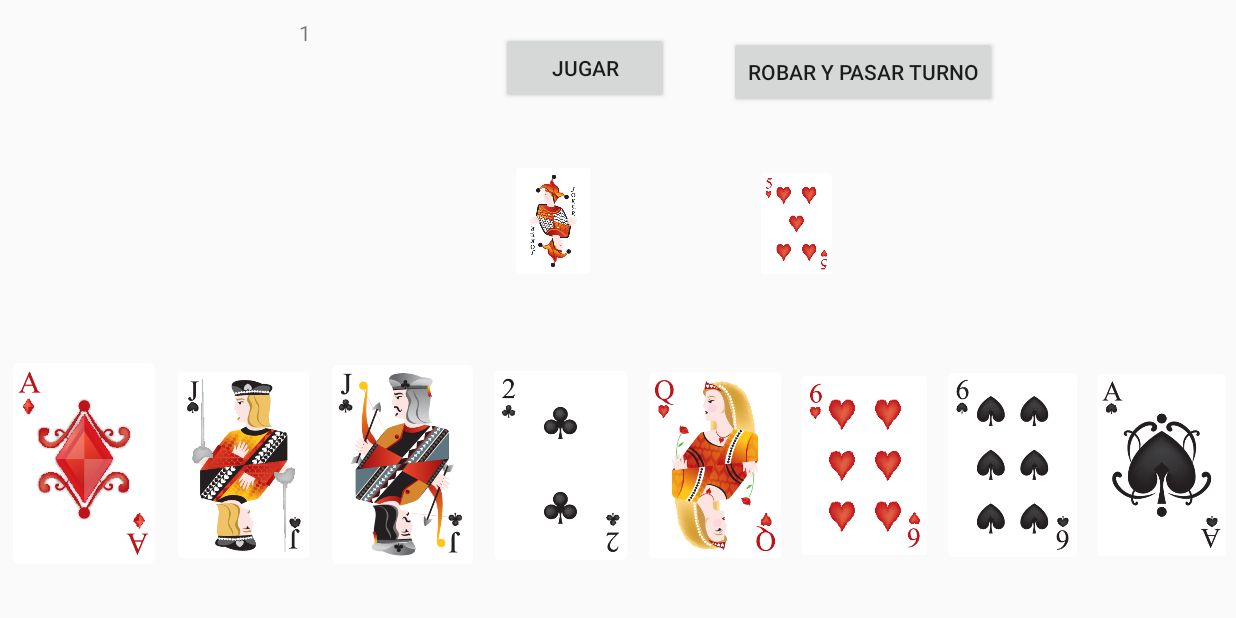
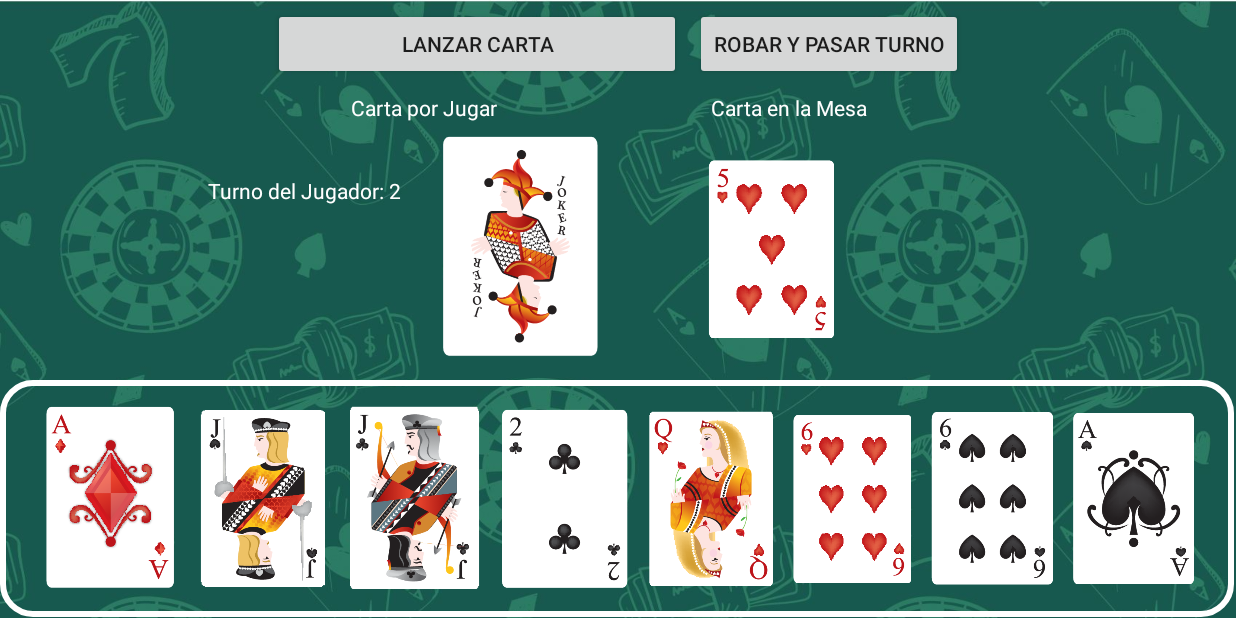
Before and after one commit to rod2arroyo/OchoLocos, an Android app: the screen it shows after launch (MainActivity), after a tap on "ROBAR Y PASAR TURNO", on a phone screen of 824 x 412 dp (held sideways). Run offline under Robolectric (Android 15) with nearby library versions, the phone set to English and light mode, and no system bars.

Commit message:
Eleccion y Cambio de turno 2

```diff
--- a/app/src/main/java/com/example/ocholocoprueba/MainActivity.kt
+++ b/app/src/main/java/com/example/ocholocoprueba/MainActivity.kt
@@ -15,28 +15,20 @@ import android.app.Activity
 class MainActivity : AppCompatActivity() {
     override fun onCreate(savedInstanceState: Bundle?) {
         super.onCreate(savedInstanceState)
-
         setContentView(R.layout.activity_main)
-        //val btnRobar = findViewById<Button>(R.id.robarCartas)
         val btnPasar = findViewById<Button>(R.id.terminarTurno)
         val btnImprimir = findViewById<Button>(R.id.imprimirCartas)
         val customLayout = findViewById<CartasJugador>(R.id.cartasTotales)
         val cartaMesa = findViewById<ImageView>(R.id.cartaMesa)
         val cartaJugada = findViewById<ImageView>(R.id.cartaJugada)
         val turnoActual = findViewById<TextView>(R.id.turnoActual)
-        turnoActual.text = "1"
 
         var params = LayoutParams(LayoutParams.WRAP_CONTENT, LayoutParams.WRAP_CONTENT)
         params.setMargins(10,10,10,10)
         params.weight = 1F
 
         btnPasar.setOnClickListener{
-            //turnoActual.text = "$turno"
             var cartactual : Carta = list[1]
-
-           // println("cartaactual:--->>" + cartactual.number )
-            //println("cjugaa:--->>" + cjugada )
-
             for(i in 0..51){
                 if(list[i].id== cjugada){
                     cartactual=list[i]
@@ -45,51 +37,34 @@ class MainActivity : AppCompatActivity() {
             }
             var turnoantiguo = turno
 
-
             Toast.makeText(this,("Jugador  " + listjugadores[(turnoantiguo-1)].orden + " acaba de jugar" ),Toast.LENGTH_LONG).show()
-            jugadaop(turno-1,cartactual,cmesaA,customLayout,listjugadores[(turno-1)],params,this,cartaMesa,cartaJugada)
-           //siguienteturno(customLayout,listjugadores[(turno-1)],params,this,cartaMesa,cartaJugada)
+            jugadaop(turno-1,cartactual,cmesaA,customLayout,listjugadores[(turno-1)],params,this,cartaMesa,cartaJugada,turnoActual)
+            //siguienteturno(customLayout,listjugadores[(turno-1)],params,this,cartaMesa,cartaJugada)
             println("xxxxxxxxxxxxxxxxxxxxxxxxxxxxxxxxxxxxxxxxxxxxxxxxjugador1: "+ listjugadores[0].mano.size+"jugador2: "+ listjugadores[1].mano.size+"jugador2: "+ listjugadores[2].mano.size)
 
             if (listjugadores[(turnoantiguo-1)].mano.size==1)
             {
                 Toast.makeText(this,("Jugador " + listjugadores[(turnoantiguo-1)].orden + " va por una"),Toast.LENGTH_LONG).show()
             }
+
+            if (listjugadores[(turnoantiguo-1)].mano.size==0)
+            {
+                Toast.makeText(this,("JUGADOR " + listjugadores[(turnoantiguo-1)].orden + " HA GANADO !!"),Toast.LENGTH_LONG).show()
+            }
         }
 
         btnImprimir.setOnClickListener{
-            //imprimirCartas(listjugadores[(turno-1)],params,customLayout,this)
-            pasarturno(customLayout,listjugadores[(turno-1)],params,this,cartaMesa,cartaJugada)
+            pasarturno(customLayout,listjugadores[(turno-1)],params,this,cartaMesa,cartaJugada,turnoActual)
 
         }
-
-
-
         crearCartas()
         repartir()
         imprimir()
         imprimirmaso()
-        //jugada(0,jugador1.mano[3],cmesaA)
         cartaMesa.setImageResource(cards[cmesaA!!.id])
 
         imprimirCartas(jugador1,params,customLayout,this)
         darFuncionalidad(cartaJugada,this)
-
-        /*for(i in 0..(jugador1.mano.size-1)){
-            var imagenA = ImageView(this)
-            imagenA.setImageResource(cards[jugador1.mano[i].id])
-            imagenA.id = jugador1.mano[i].id
-            listaXJugar.add(imagenA)
-            imagenA.layoutParams = params
-            customLayout.addView(imagenA)
-        }*/
-        /*for(i in 0..(listaXJugar.size-1)){
-            listaXJugar[i].setOnClickListener{
-                cartaJugada.setImageResource(cards[listaXJugar[i].id])
-                //Toast.makeText(this," " + list[listaXJugar[i].id].number + " " +list[listaXJugar[i].id].palo ,Toast.LENGTH_SHORT).show()
-            }
-        }*/
-
     }
 
 }
@@ -140,28 +115,24 @@ fun imprimirCartas(jugador: Jugador,params:LayoutParams,customLayout:CartasJugad
     }
 }
 // Cambia de turno al siguiente Jugador y limpia toda la custom view
-fun siguienteturno(customLayout:CartasJugador,jugador: Jugador,params:LayoutParams,activity : Activity,cartaMesa : ImageView, cartaJugada: ImageView){
+fun siguienteturno(customLayout:CartasJugador,jugador: Jugador,params:LayoutParams,activity : Activity,cartaMesa : ImageView, cartaJugada: ImageView,turnoActual:TextView){
 
-    //Toast.makeText(this,"Error de login",Toast.LENGTH_LONG).show()
     if(jugador.mano.size==1){
        // Toast.makeText(this,"Error de login",Toast.LENGTH_LONG).show()
 
     }
-        //println("sizeeeeee.....  " +jugador.mano.size )
-
     customLayout.removeAllViews();
 
     turno+=1
     if(turno==4){
         turno=1
     }
+
+    turnoActual.text = "Turno del Jugador: $turno"
+
     println("sigue----------xxxxxxxxxxxx===tunro----------------------------xxxxxxxxxxxxxxxx    " + turno)
-//    println("sigue----------xxxxxxxxxxxx===cjugada  " + cjugada)
-//    println("sigue----------xxxxxxxxxxxx===iddd  " + cards[cmesaA!!.id])
-    //cartaMesa.setImageResource(15)
     imprimirCartas(listjugadores[(turno-1)],params,customLayout,activity)
     cartaJugada.setImageResource(R.drawable.joker1)
-   // cartaMesa.setImageResource(cards[cjugada])
     cartaMesa.setImageResource(cards[cmesaA!!.id])
     darFuncionalidad(cartaJugada,activity)
 }
@@ -173,11 +144,7 @@ fun darFuncionalidad(cartaJugada: ImageView, activity:Activity){
             cartaJugada.setImageResource(cards[listaXJugar[i].id])
             println("cjugada antesss:------>>" + cjugada )
             cjugada=listaXJugar[i].id
-            //println("cjugada cambiaaaa:------>>" + cjugada )
-            //println("cjugada cambiaaaa:------>>" + cards[listaXJugar[i].id] )
-            //println("cjugada cambiaaaa:------>>" + listaXJugar[i].id )
             println("mesaaaaaa--->>>>>-->>>"+cmesaA?.palo + "  " + cmesaA?.number)
-            //Toast.makeText(activity," " + list[listaXJugar[i].id].number + " " +list[listaXJugar[i].id].palo ,Toast.LENGTH_SHORT).show()
             Int
         }
     }
@@ -192,7 +159,6 @@ fun crearCartas(){
         for(j in 0..12){
             var carta = Carta(numeros[j],palos[i],1,0)
             list.add(carta)
-            //println(numeros[j] + " carta" + palos[i])
         }
     }
 
@@ -222,9 +188,9 @@ fun agarrarCarta(jugador : Jugador, n :Int ){
     }
 }
 //pasar de turno
-fun pasarturno(customLayout:CartasJugador,jugador: Jugador,params:LayoutParams,activity : Activity,cartaMesa : ImageView, cartaJugada: ImageView){
+fun pasarturno(customLayout:CartasJugador,jugador: Jugador,params:LayoutParams,activity : Activity,cartaMesa : ImageView, cartaJugada: ImageView,turnoActual: TextView){
     agarrarCarta(jugador,1)
-    siguienteturno(customLayout,listjugadores[(turno-1)],params,activity,cartaMesa,cartaJugada)
+    siguienteturno(customLayout,listjugadores[(turno-1)],params,activity,cartaMesa,cartaJugada,turnoActual)
 }
 // Procede a realizar la jugada
 fun jugada(orden : Int ,carta :Carta,cmesa : Carta? ){
@@ -280,7 +246,7 @@ fun imprimirmaso(){
 
 }
 //logica op jugada
-fun jugadaop(orden : Int, carta : Carta, cmesa : Carta? ,customLayout:CartasJugador,jugador: Jugador,params:LayoutParams,activity : Activity,cartaMesa : ImageView, cartaJugada: ImageView){
+fun jugadaop(orden : Int, carta : Carta, cmesa : Carta? ,customLayout:CartasJugador,jugador: Jugador,params:LayoutParams,activity : Activity,cartaMesa : ImageView, cartaJugada: ImageView,turnoActual: TextView){
    // println("ordenn iniciall +++++++++++++>>>>" + orden)
 
     println("carta---------------------------------------------------------------->>>"+carta.number  + "--- " + carta.palo)
@@ -411,7 +377,7 @@ fun jugadaop(orden : Int, carta : Carta, cmesa : Carta? ,customLayout:CartasJuga
         if (cant==1){
             cmesaA=listjugadores[orden].mano[posi]
             listjugadores[orden].mano.remove(listjugadores[orden].mano[posi])
-            siguienteturno(customLayout,listjugadores[(turno-1)],params,activity,cartaMesa,cartaJugada)
+            siguienteturno(customLayout,listjugadores[(turno-1)],params,activity,cartaMesa,cartaJugada,turnoActual)
 
         }else{
             cmesaA=listjugadores[orden].mano[posi]
@@ -453,9 +419,9 @@ fun jugadaop(orden : Int, carta : Carta, cmesa : Carta? ,customLayout:CartasJuga
                 cmesaA=listjugadores[orden].mano[posi]
                 listjugadores[orden].mano.remove(listjugadores[orden].mano[posi])
                 //println("entrare  en sigueinte turno este ////")
-                siguienteturno(customLayout,listjugadores[(turno-1)],params,activity,cartaMesa,cartaJugada)
+                siguienteturno(customLayout,listjugadores[(turno-1)],params,activity,cartaMesa,cartaJugada,turnoActual)
                 if (cmesaA!!.number=="J"){
-                    siguienteturno(customLayout,listjugadores[(turno-1)],params,activity,cartaMesa,cartaJugada)
+                    siguienteturno(customLayout,listjugadores[(turno-1)],params,activity,cartaMesa,cartaJugada,turnoActual)
                 }
             }else{
                 cmesaA=listjugadores[orden].mano[posi]
--- /dev/null
+++ b/app/src/main/res/drawable/customborder.xml
@@ -0,0 +1,6 @@
+<?xml version="1.0" encoding="utf-8"?>
+<shape xmlns:android="http://schemas.android.com/apk/res/android" android:shape="rectangle">
+    <corners android:radius="20dp"/>
+    <padding android:left="20dp" android:right="20dp" android:top="10dp" android:bottom="10dp"/>
+    <stroke android:width="4dp" android:color="#FFFFFF"/>
+</shape>
--- a/app/src/main/res/layout/activity_main.xml
+++ b/app/src/main/res/layout/activity_main.xml
@@ -5,17 +5,25 @@
     android:layout_width="match_parent"
     android:layout_height="match_parent"
     tools:context=".MainActivity"
-    android:orientation="horizontal">
+    android:orientation="horizontal"
+    android:background="@drawable/fondo2">
 
     <com.example.ocholocoprueba.CartasJugador
         android:id="@+id/cartasTotales"
-        android:layout_width="match_parent"
-        android:layout_height="185dp"
+        android:layout_width="730dp"
+        android:layout_height="158dp"
         android:layout_below="@+id/imprimirCartas"
-        android:layout_alignParentBottom="true"
-        android:layout_marginTop="147dp"
-        android:layout_marginBottom="11dp"
-        android:layout_weight="1" />
+        android:layout_alignParentStart="true"
+        android:layout_alignParentLeft="true"
+        android:layout_alignParentEnd="true"
+        android:layout_alignParentRight="true"
+        android:layout_marginStart="0dp"
+        android:layout_marginLeft="0dp"
+        android:layout_marginTop="200dp"
+        android:layout_marginEnd="1dp"
+        android:layout_marginRight="1dp"
+        android:layout_weight="1"
+        android:background="@drawable/customborder" />
 
     <Button
         android:id="@+id/imprimirCartas"
@@ -24,57 +32,96 @@
         android:layout_alignParentTop="true"
         android:layout_alignParentEnd="true"
         android:layout_alignParentRight="true"
-        android:layout_marginTop="24dp"
-        android:layout_marginEnd="159dp"
-        android:layout_marginRight="159dp"
-        android:text="Robar y pasar turno" />
+        android:layout_marginTop="5dp"
+        android:layout_marginEnd="182dp"
+        android:layout_marginRight="182dp"
+        android:text="Robar y pasar turno"
+        style=""/>
 
     <Button
         android:id="@+id/terminarTurno"
-        android:layout_width="112dp"
+        android:layout_width="wrap_content"
         android:layout_height="wrap_content"
+        android:layout_alignParentStart="true"
+        android:layout_alignParentLeft="true"
         android:layout_alignParentTop="true"
-        android:layout_marginTop="21dp"
-        android:layout_marginEnd="40dp"
-        android:layout_marginRight="40dp"
-        android:layout_toStartOf="@+id/imprimirCartas"
-        android:layout_toLeftOf="@+id/imprimirCartas"
-        android:text="Jugar" />
+        android:layout_alignParentEnd="true"
+        android:layout_alignParentRight="true"
+        android:layout_marginStart="182dp"
+        android:layout_marginLeft="182dp"
+        android:layout_marginTop="5dp"
+        android:layout_marginEnd="370dp"
+        android:layout_marginRight="370dp"
+        android:text="Lanzar Carta" />
 
     <TextView
         android:id="@+id/turnoActual"
-        android:layout_width="85dp"
-        android:layout_height="86dp"
+        android:layout_width="142dp"
+        android:layout_height="wrap_content"
         android:layout_alignParentTop="true"
-        android:layout_marginTop="12dp"
-        android:layout_marginEnd="49dp"
-        android:layout_marginRight="49dp"
-        android:layout_toStartOf="@+id/terminarTurno"
-        android:layout_toLeftOf="@+id/terminarTurno"
-        android:text="" />
+        android:layout_alignParentEnd="true"
+        android:layout_alignParentRight="true"
+        android:layout_marginTop="117dp"
+        android:layout_marginEnd="543dp"
+        android:layout_marginRight="543dp"
+        android:text="Turno del Jugador 1"
+        android:textColor="@color/white"
+        android:fontFamily="sans-serif"/>
 
     <ImageView
         android:id="@+id/cartaMesa"
-        android:layout_width="52dp"
-        android:layout_height="67dp"
-        android:layout_below="@+id/imprimirCartas"
+        android:layout_width="84dp"
+        android:layout_height="132dp"
+        android:layout_alignParentTop="true"
         android:layout_alignParentEnd="true"
         android:layout_alignParentRight="true"
-        android:layout_marginTop="43dp"
-        android:layout_marginEnd="267dp"
-        android:layout_marginRight="267dp" />
+        android:layout_marginTop="100dp"
+        android:layout_marginEnd="268dp"
+        android:layout_marginRight="268dp" />
 
     <ImageView
         android:id="@+id/cartaJugada"
-        android:layout_width="56dp"
-        android:layout_height="72dp"
+        android:layout_width="wrap_content"
+        android:layout_height="150dp"
         android:layout_below="@+id/imprimirCartas"
+        android:layout_alignParentStart="true"
+        android:layout_alignParentLeft="true"
         android:layout_alignParentEnd="true"
         android:layout_alignParentRight="true"
-        android:layout_marginTop="40dp"
-        android:layout_marginEnd="427dp"
-        android:layout_marginRight="427dp"
+        android:layout_marginStart="252dp"
+        android:layout_marginLeft="252dp"
+        android:layout_marginTop="37dp"
+        android:layout_marginEnd="383dp"
+        android:layout_marginRight="383dp"
         android:src="@drawable/joker1" />
+
+    <TextView
+        android:id="@+id/textView"
+        android:layout_width="wrap_content"
+        android:layout_height="wrap_content"
+        android:layout_alignParentStart="true"
+        android:layout_alignParentLeft="true"
+        android:layout_alignParentTop="true"
+        android:layout_marginStart="234dp"
+        android:layout_marginLeft="234dp"
+        android:layout_marginTop="62dp"
+        android:fontFamily="sans-serif"
+        android:text="Carta por Jugar"
+        android:textColor="@color/white" />
+
+    <TextView
+        android:id="@+id/textView2"
+        android:layout_width="wrap_content"
+        android:layout_height="wrap_content"
+        android:layout_alignParentTop="true"
+        android:layout_alignParentEnd="true"
+        android:layout_alignParentRight="true"
+        android:layout_marginTop="62dp"
+        android:layout_marginEnd="246dp"
+        android:layout_marginRight="246dp"
+        android:text="Carta en la Mesa"
+        android:textColor="@color/white"
+        android:fontFamily="sans-serif"/>
 
 
 </RelativeLayout>
```
Also changed, not shown: app/src/main/res/drawable-v24/fondo2.jpg (added), app/src/main/res/drawable-v24/fondo3.png (added), 1 other file.
